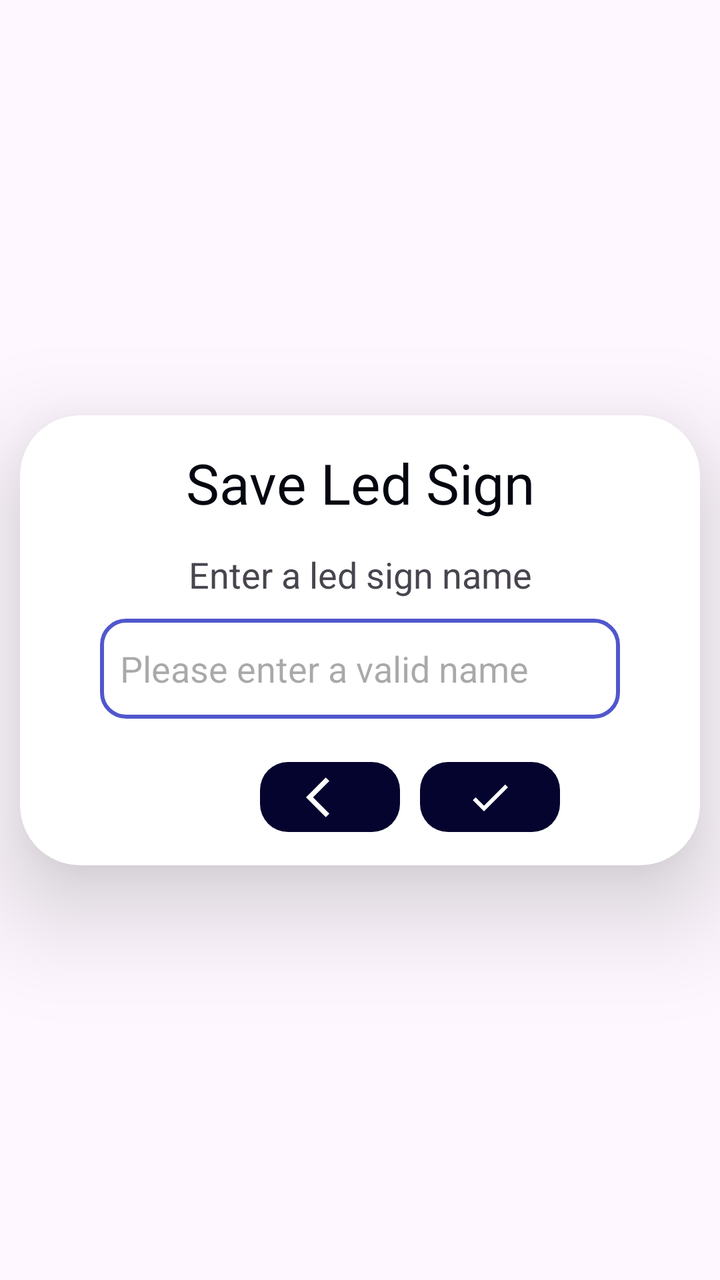
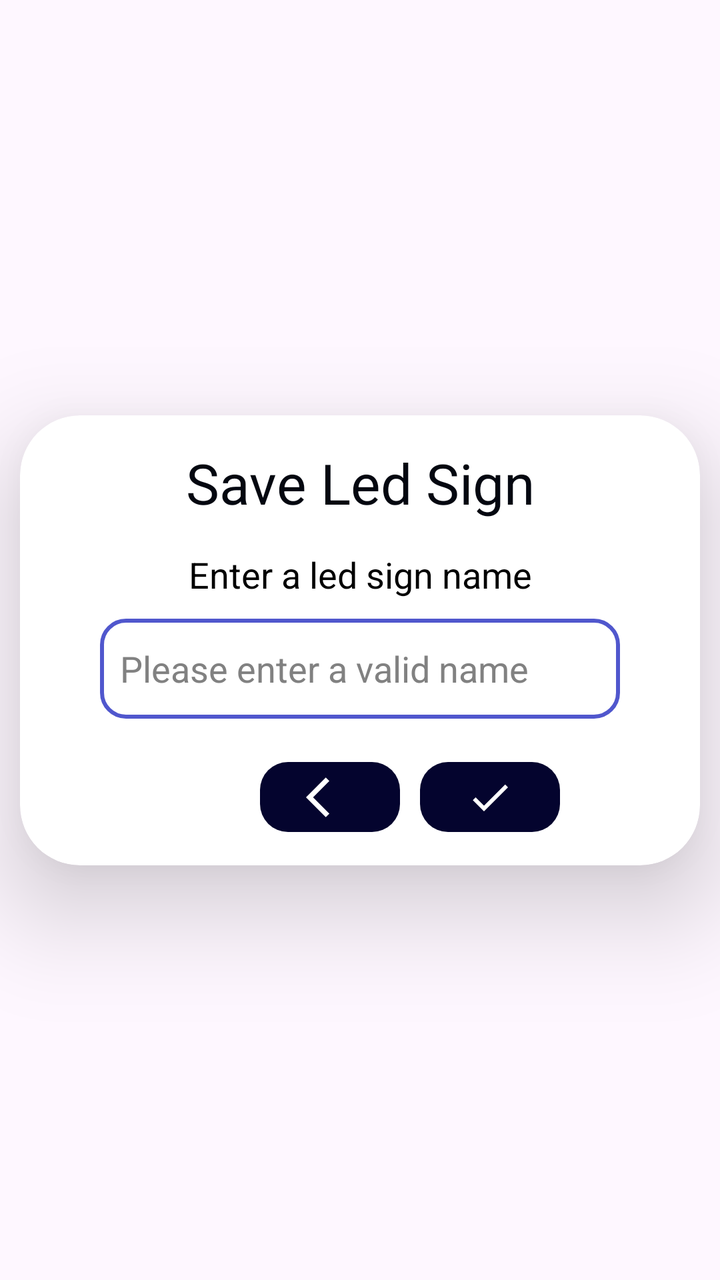

The first picture is an Android layout as it rendered before a commit; the second is the same layout after the commit. The layout source and the unified diff follow.
<!-- AndroidManifest.xml: application theme Theme.SocialLed -->
<!-- res/layout/dialog_save.xml -->
<?xml version="1.0" encoding="utf-8"?>
<androidx.constraintlayout.widget.ConstraintLayout xmlns:android="http://schemas.android.com/apk/res/android"
    android:layout_width="400dp"
    android:layout_height="wrap_content"
    xmlns:app="http://schemas.android.com/apk/res-auto"
    android:background="@color/transparent">

    <androidx.cardview.widget.CardView
        android:id="@+id/cvDialogSave"
        android:layout_width="match_parent"
        android:layout_height="225dp"
        app:layout_constraintTop_toTopOf="parent"
        app:layout_constraintStart_toStartOf="parent"
        app:layout_constraintEnd_toEndOf="parent"
        app:layout_constraintBottom_toBottomOf="parent"
        android:layout_margin="10dp"
        app:cardCornerRadius="30dp"
        app:cardElevation="30dp"
        android:background="@color/transparent"
        >

        <androidx.constraintlayout.widget.ConstraintLayout
            android:layout_width="match_parent"
            android:layout_height="match_parent">

            <TextView
                android:id="@+id/tvSaveSign"
                android:layout_width="wrap_content"
                android:layout_height="wrap_content"
                android:text="@string/save_sign"
                android:textColor="@color/primary"
                app:layout_constraintStart_toStartOf="parent"
                app:layout_constraintEnd_toEndOf="parent"
                app:layout_constraintTop_toTopOf="parent"
                android:textSize="28sp"
                android:layout_marginVertical="15dp"
                />

            <TextView
                android:id="@+id/tvNameSign"
                android:layout_width="wrap_content"
                android:layout_height="wrap_content"
                android:text="@string/name_sign"
                app:layout_constraintStart_toStartOf="parent"
                app:layout_constraintEnd_toEndOf="parent"
                app:layout_constraintTop_toBottomOf="@id/tvSaveSign"
                android:textSize="18sp"
                android:layout_marginVertical="15dp"
                />

            <EditText
                android:id="@+id/etNameSign"
                android:layout_width="match_parent"
                android:layout_height="50dp"
                app:layout_constraintStart_toStartOf="parent"
                app:layout_constraintEnd_toEndOf="parent"
                app:layout_constraintTop_toBottomOf="@id/tvNameSign"
                android:layout_marginTop="10dp"
                android:hint="@string/name_sign_hint"
                android:padding="10dp"
                android:maxLength="28"
                android:layout_marginHorizontal="40dp"
                android:background="@drawable/namesign_dialogsave"
                />

            <ImageButton
                android:id="@+id/btnBackSave"
                android:layout_width="70dp"
                android:layout_height="35dp"
                android:src="@drawable/ic_back"
                app:layout_constraintTop_toBottomOf="@id/etNameSign"
                app:layout_constraintStart_toStartOf="parent"
                app:layout_constraintBottom_toBottomOf="parent"
                app:layout_constraintEnd_toStartOf="@id/btnCheckSave"
                android:layout_marginLeft="120dp"
                android:layout_marginTop="5dp"
                android:background="@drawable/rounded_borders"
                android:backgroundTint="@color/tertiary"
                app:tint="@color/white"
                />

            <ImageButton
                android:id="@+id/btnCheckSave"
                android:layout_width="70dp"
                android:layout_height="35dp"
                android:src="@drawable/ic_check"
                app:layout_constraintTop_toBottomOf="@id/etNameSign"
                app:layout_constraintBottom_toBottomOf="parent"
                app:layout_constraintStart_toEndOf="@id/btnBackSave"
                android:layout_marginTop="5dp"
                android:layout_marginLeft="10dp"
                android:background="@drawable/rounded_borders"
                android:backgroundTint="@color/tertiary"
                app:tint="@color/white"


                />





        </androidx.constraintlayout.widget.ConstraintLayout>




    </androidx.cardview.widget.CardView>


</androidx.constraintlayout.widget.ConstraintLayout>
<!-- resources referenced by this layout -->
<resources>
  <color name="primary">#040710</color>
  
      //ACTIVITY FULL VIEW
  <color name="tertiary">#04042E</color>
  <color name="transparent">#00000000</color>
  <color name="white">#FFFFFFFF</color>
  
  
      //BOTTOM NAV, TOOLBAR, BACKGROUND AND ICONS
  <!-- drawable ic_back (drawable) -->
  <vector android:autoMirrored="true" android:height="24dp"
      android:tint="#000000" android:viewportHeight="24"
      android:viewportWidth="24" android:width="24dp" xmlns:android="http://schemas.android.com/apk/res/android">
      <path android:fillColor="@android:color/white" android:pathData="M11.67,3.87L9.9,2.1 0,12l9.9,9.9 1.77,-1.77L3.54,12z"/>
  </vector>
  <!-- drawable ic_check (drawable) -->
  <vector android:height="24dp" android:tint="#000000"
      android:viewportHeight="24" android:viewportWidth="24"
      android:width="24dp" xmlns:android="http://schemas.android.com/apk/res/android">
      <path android:fillColor="@android:color/white" android:pathData="M9,16.17L4.83,12l-1.42,1.41L9,19 21,7l-1.41,-1.41z"/>
  </vector>
  <!-- drawable namesign_dialogsave (drawable) -->
  <shape xmlns:android="http://schemas.android.com/apk/res/android"
      android:shape="rectangle">
      <solid android:color="#FFFFFF" />
      <stroke
          android:width="2dp"
      android:color="@color/tertiarySecond" />
      <corners
          android:radius="12dp" />
  </shape>
  <!-- drawable rounded_borders (drawable) -->
  <shape xmlns:android="http://schemas.android.com/apk/res/android"
      android:shape="rectangle">
  
      <corners android:radius="14dp" />
  </shape>
  <string name="name_sign">Enter a led sign name</string>
  <string name="name_sign_hint">Please enter a valid name</string>
  
      //HOME FRAGMENT
  <string name="save_sign">Save Led Sign</string>
  <style name="Theme.SocialLed" parent="Base.Theme.SocialLed" />
  <color name="tertiarySecond">#5057CD</color>
  <style name="Base.Theme.SocialLed" parent="Theme.Material3.DayNight.NoActionBar">
  
          <item name="fontFamily">@font/dmsan</item>
          <item name="android:statusBarColor">@color/tertiary</item>
  
      </style>
</resources>

<!-- the commit's change to res/layout/dialog_save.xml (unified diff, before → after) -->
@@ -16,6 +16,7 @@
         android:layout_margin="10dp"
         app:cardCornerRadius="30dp"
         app:cardElevation="30dp"
+        app:cardBackgroundColor="@color/white"
         android:background="@color/transparent"
         >
 
@@ -45,6 +46,7 @@
                 app:layout_constraintEnd_toEndOf="parent"
                 app:layout_constraintTop_toBottomOf="@id/tvSaveSign"
                 android:textSize="18sp"
+                android:textColor="@color/black"
                 android:layout_marginVertical="15dp"
                 />
 
@@ -60,6 +62,8 @@
                 android:padding="10dp"
                 android:maxLength="28"
                 android:layout_marginHorizontal="40dp"
+                android:textColorHint="@color/grey"
+                android:textColor="@color/black"
                 android:background="@drawable/namesign_dialogsave"
                 />
 
<!-- resource entries referenced after the edit -->
@@ -1,8 +1,8 @@
 <!-- resources referenced by this layout -->
 <resources>
+  <color name="black">#FF000000</color>
+  <color name="grey">#818181</color>
   <color name="primary">#040710</color>
-  
-      //ACTIVITY FULL VIEW
   <color name="tertiary">#04042E</color>
   <color name="transparent">#00000000</color>
   <color name="white">#FFFFFFFF</color>
@@ -48,7 +48,15 @@
   
           <item name="fontFamily">@font/dmsan</item>
           <item name="android:statusBarColor">@color/tertiary</item>
+          <item name="android:navigationBarColor">@color/navBar</item>
+          <item name="colorControlNormal">@color/white</item>
+  
+  
   
       </style>
+  <color name="navBar">#040812</color>
+  
+  
+      //ACTIVITY FULL VIEW
 </resources>
 
